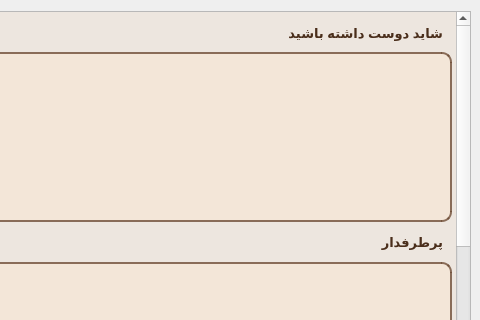
Before: the Qt Designer form Client/user/userhomewidget.ui in Onyx1907/Lumina-EBook-Platform, drawn with Qt 5; both pictures show x 270 to 750 and y 0 to 320 of the 750 by 550 pixel window.
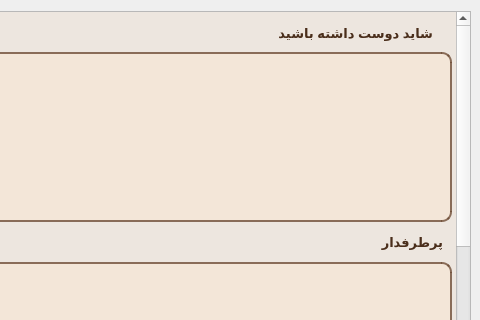
After: the same form once the commit is applied. Icons and pictures are not drawn.

```diff
--- a/Client/user/userhomewidget.ui
+++ b/Client/user/userhomewidget.ui
@@ -68,7 +68,7 @@
       <property name="geometry">
        <rect>
         <x>0</x>
-        <y>0</y>
+        <y>-672</y>
         <width>730</width>
         <height>1200</height>
        </rect>
@@ -140,7 +140,7 @@
       <widget class="QLabel" name="recommended_label">
        <property name="geometry">
         <rect>
-         <x>500</x>
+         <x>490</x>
          <y>11</y>
          <width>201</width>
          <height>21</height>
```
Left out of the diff: 2 changed lines with no effect on the pictures.
